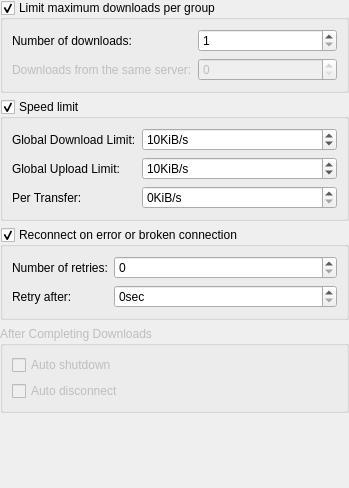
The window that conf/dlgnetwork.ui (KDE/kget) describes before a commit, drawn with Qt 5.
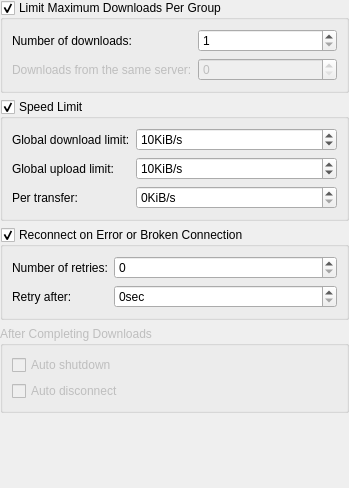
The same window after the commit.

What changed in the file:
```diff
--- a/conf/dlgnetwork.ui
+++ b/conf/dlgnetwork.ui
@@ -16,7 +16,7 @@
    <item>
     <widget class="QGroupBox" name="kcfg_LimitDownloads" >
      <property name="title" >
-      <string>Limit maximum downloads per group</string>
+      <string>Limit Maximum Downloads Per Group</string>
      </property>
      <property name="checkable" >
       <bool>true</bool>
@@ -59,7 +59,7 @@
    <item>
     <widget class="QGroupBox" name="kcfg_SpeedLimit" >
      <property name="title" >
-      <string>Speed limit</string>
+      <string>Speed Limit</string>
      </property>
      <property name="checkable" >
       <bool>true</bool>
@@ -68,7 +68,7 @@
       <item row="0" column="0" >
        <widget class="QLabel" name="dllimitlb" >
         <property name="text" >
-         <string>Global Download Limit:</string>
+         <string>Global download limit:</string>
         </property>
        </widget>
       </item>
@@ -91,7 +91,7 @@
       <item row="1" column="0" >
        <widget class="QLabel" name="label_2" >
         <property name="text" >
-         <string>Global Upload Limit:</string>
+         <string>Global upload limit:</string>
         </property>
        </widget>
       </item>
@@ -114,7 +114,7 @@
       <item row="2" column="0" >
        <widget class="QLabel" name="lb_per_transfer" >
         <property name="text" >
-         <string>Per Transfer:</string>
+         <string>Per transfer:</string>
         </property>
        </widget>
       </item>
@@ -137,7 +137,7 @@
    <item>
     <widget class="QGroupBox" name="kcfg_ReconnectOnBroken" >
      <property name="title" >
-      <string>Reconnect on error or broken connection</string>
+      <string>Reconnect on Error or Broken Connection</string>
      </property>
      <property name="checkable" >
       <bool>true</bool>
```
